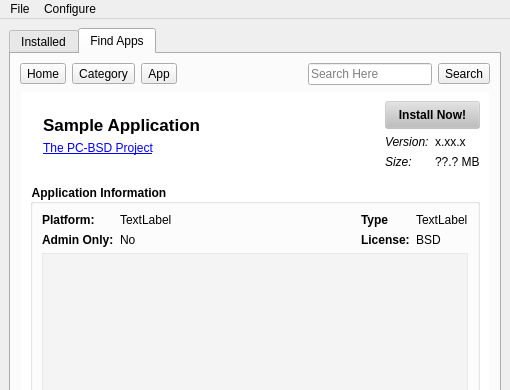
The window that AppCafe2/mainUI.ui (pcbsd/pcbsd-projects) describes before a commit, drawn with Qt 5; both pictures show x 0 to 510 and y 0 to 390 of the 510 by 575 pixel window.
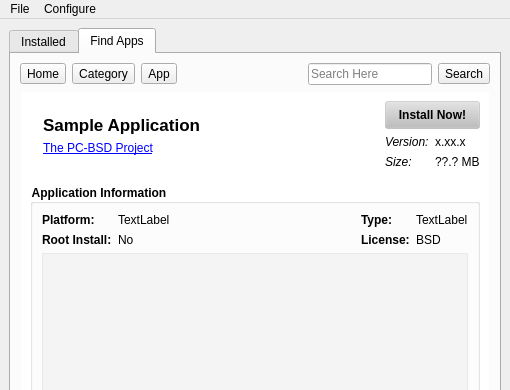
The same window after the commit. The open tabs and pages were chosen to show the change. Icons and pictures are not drawn.

Commit message: Update the icons and make sure that going "back" to a category does not move scrollbar positions. Root Required app status now shows on the download icon as appropriate.

Diff of the .ui file:
```diff
--- a/AppCafe2/mainUI.ui
+++ b/AppCafe2/mainUI.ui
@@ -847,7 +847,7 @@
                       </font>
                      </property>
                      <property name="text">
-                      <string>Admin Only:</string>
+                      <string>Root Install:</string>
                      </property>
                     </widget>
                    </item>
@@ -887,7 +887,7 @@
                       </font>
                      </property>
                      <property name="text">
-                      <string>Type</string>
+                      <string>Type:</string>
                      </property>
                     </widget>
                    </item>
@@ -967,6 +967,19 @@
               </layout>
              </widget>
             </item>
+            <item>
+             <spacer name="verticalSpacer_2">
+              <property name="orientation">
+               <enum>Qt::Vertical</enum>
+              </property>
+              <property name="sizeHint" stdset="0">
+               <size>
+                <width>20</width>
+                <height>40</height>
+               </size>
+              </property>
+             </spacer>
+            </item>
            </layout>
           </widget>
           <widget class="QWidget" name="page_search">
```
Left out of the diff: 26 changed lines with no effect on the pictures. The commit also changes 17 other files.
